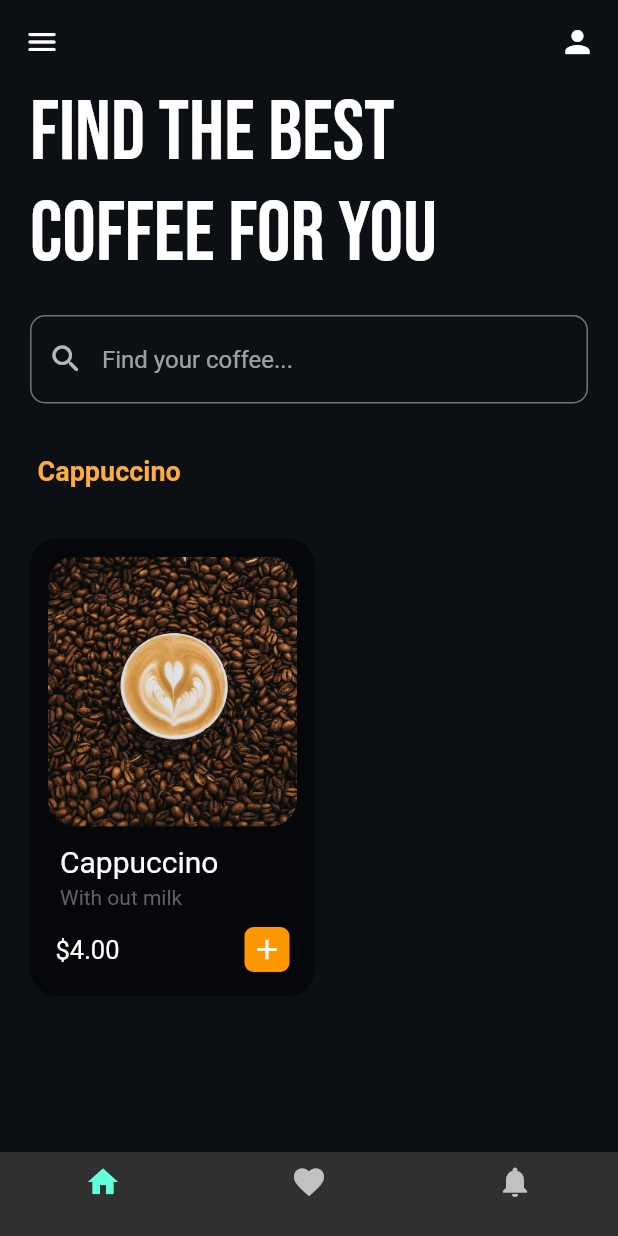
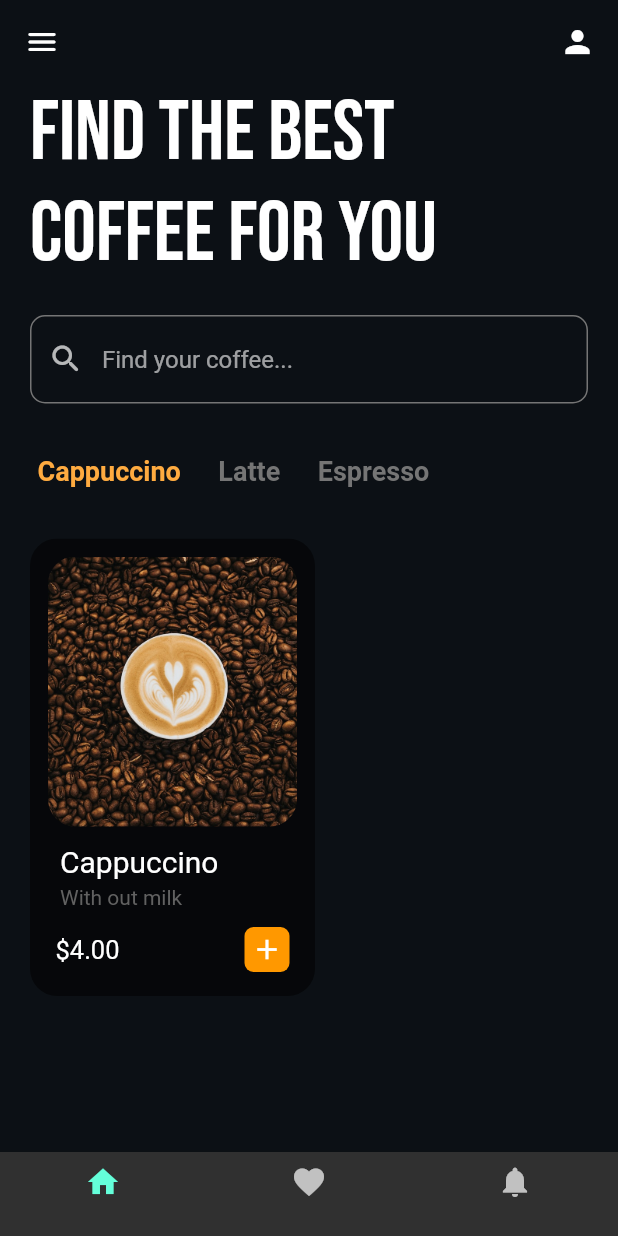
Before and after one commit to devBamidele/coffee_ui, a Flutter app: the screen it shows after launch, on a phone screen of 412 x 824 dp. Run offline on Flutter 3.47's test engine with Material 2 defaults, Android fonts, the phone set to English and light mode, and no system bars; our stand-ins replace auto_route, google_fonts, responsive_framework.

Commit message:
Working on the coffee type list

```diff
--- a/lib/screens/home_page.dart
+++ b/lib/screens/home_page.dart
@@ -1,13 +1,29 @@
 import 'package:coffee_ui/utils/coffee_type.dart';
 import 'package:coffee_ui/utils/constants.dart';
+import 'package:coffee_ui/utils/sample_data.dart';
 import 'package:coffee_ui/utils/widget_functions.dart';
 import 'package:flutter/material.dart';
 import 'package:google_fonts/google_fonts.dart';
 
 import '../utils/coffee_tile.dart';
 
-class HomePage extends StatelessWidget {
+class HomePage extends StatefulWidget {
   const HomePage({Key? key}) : super(key: key);
+
+  @override
+  State<HomePage> createState() => _HomePageState();
+}
+
+class _HomePageState extends State<HomePage> {
+  // User tapped on coffee types
+  coffeeTypeSelected(int index) {
+    setState(() {
+      for (int num = 0; num < sampleData.length; num++) {
+        sampleData[num][1] = false;
+      }
+      sampleData[index][1] = true;
+    });
+  }
 
   @override
   Widget build(BuildContext context) {
@@ -68,14 +84,18 @@ class HomePage extends StatelessWidget {
                 padding: EdgeInsets.symmetric(vertical: pageSpacing),
                 child: SizedBox(
                   height: 50,
-                  child: ListView(
+                  child: ListView.builder(
                     scrollDirection: Axis.horizontal,
-                    children: const [
-                      CoffeeType(
-                        coffeeType: 'Cappuccino',
-                        selected: true,
-                      ),
-                    ],
+                    itemCount: sampleData.length,
+                    itemBuilder: (BuildContext context, int index) {
+                      return CoffeeType(
+                        coffeeType: sampleData[index][0],
+                        selected: sampleData[index][1],
+                        onTap: () {
+                          coffeeTypeSelected(index);
+                        },
+                      );
+                    },
                   ),
                 ),
               ),
@@ -83,9 +103,7 @@ class HomePage extends StatelessWidget {
                 height: 320,
                 child: ListView(
                   scrollDirection: Axis.horizontal,
-                  children: const [
-                    CoffeeTile(),
-                  ],
+                  children: const [CoffeeTile()],
                 ),
               )
             ],
--- a/lib/utils/coffee_type.dart
+++ b/lib/utils/coffee_type.dart
@@ -1,38 +1,31 @@
 import 'package:coffee_ui/utils/constants.dart';
 import 'package:flutter/material.dart';
 
-class CoffeeType extends StatefulWidget {
+class CoffeeType extends StatelessWidget {
   const CoffeeType({
     Key? key,
     required this.coffeeType,
     required this.selected,
+    required this.onTap,
   }) : super(key: key);
 
   final String coffeeType;
+  final VoidCallback onTap;
   final bool selected;
 
   @override
-  State<CoffeeType> createState() => _CoffeeTypeState();
-}
-
-class _CoffeeTypeState extends State<CoffeeType> {
-  @override
   Widget build(BuildContext context) {
     return GestureDetector(
-      onTap: () {
-        setState(() {
-          //selected = !widget.selected;
-        });
-      },
+      onTap: onTap,
       child: Padding(
         padding: const EdgeInsets.only(left: 25),
         child: Center(
           child: Text(
-            widget.coffeeType,
+            coffeeType,
             style: TextStyle(
               fontSize: 18,
               fontWeight: FontWeight.bold,
-              color: widget.selected ? Colors.orangeAccent : borderColor,
+              color: selected ? Colors.orangeAccent : borderColor,
             ),
           ),
         ),
--- /dev/null
+++ b/lib/utils/sample_data.dart
@@ -0,0 +1,14 @@
+List sampleData = [
+  [
+    'Cappuccino',
+    true,
+  ],
+  [
+    'Latte',
+    false,
+  ],
+  [
+    'Espresso',
+    false,
+  ],
+];
```
